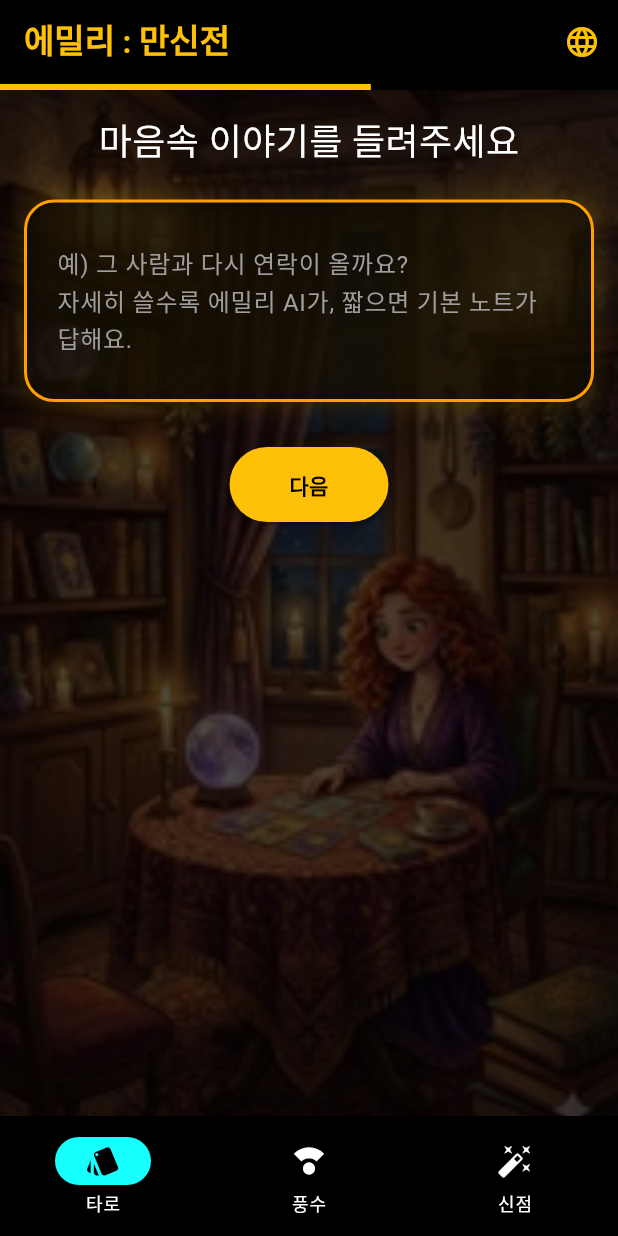
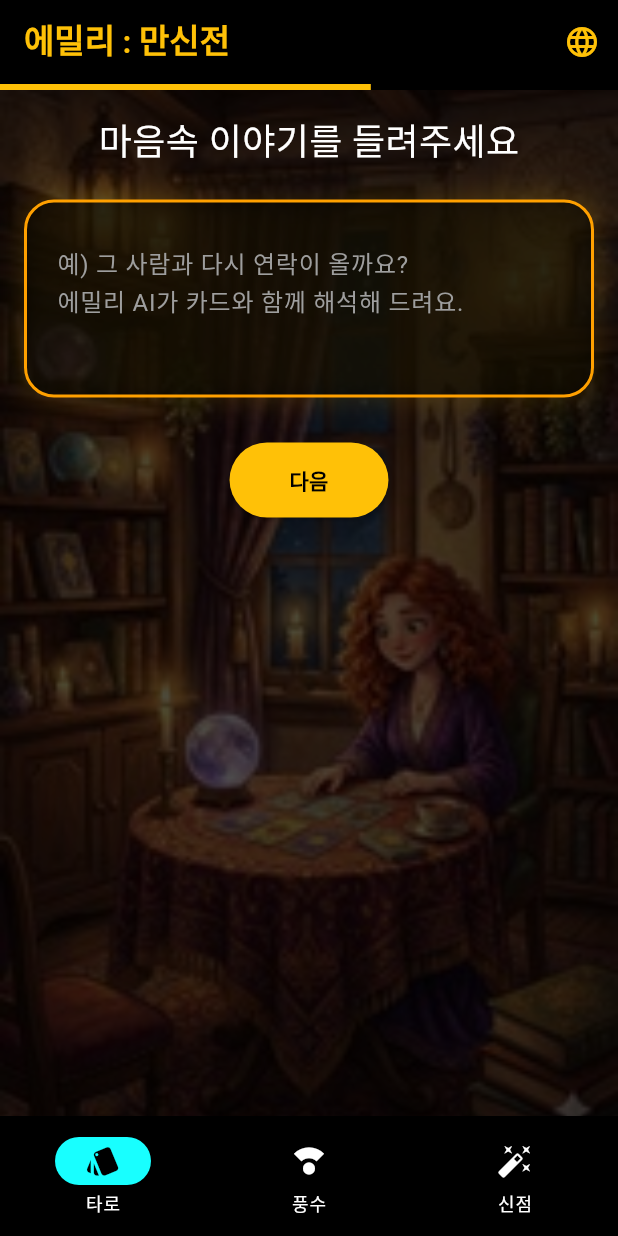
Before and after one commit to Benjamin5607/emily_pantheon, a Flutter app: the screen it shows after launch, after a tap on "만신전 들어가기", after a tap on "연애", after a tap on "1개월", on a phone screen of 412 x 824 dp. Run offline on Flutter 3.47's test engine with Material 3 defaults, Android fonts, the phone set to English and light mode, and no system bars; our stand-ins replace cached_network_image, flutter_animate, google_fonts, shared_preferences; missing offline and left inert: flutter_flip_card; network calls fail.

Commit message:
Fix AI tarot: default to AI routing, remove aggressive tier1 filters, show AI badge
Co-authored-by: Benjamin <Benjamin5607@users.noreply.github.com>

```diff
--- a/lib/l10n.dart
+++ b/lib/l10n.dart
@@ -113,11 +113,11 @@ class AppLocalizations {
     'label_query': { AppLanguage.korean: '마음속 이야기를 들려주세요', AppLanguage.english: 'Tell me your story', AppLanguage.chinese: '告诉我你的故事', AppLanguage.japanese: '心の中の話を聞かせて', AppLanguage.vietnamese: 'Kể cho tôi nghe' },
     'tarot_pick': { AppLanguage.korean: '마음이 이끄는 카드 3장', AppLanguage.english: 'Pick 3 cards that call to you', AppLanguage.chinese: '选3张吸引你的牌', AppLanguage.japanese: '心が惹かれるカード3枚', AppLanguage.vietnamese: 'Chọn 3 lá bạn cảm thấy' },
     'tarot_hint_query': {
-      AppLanguage.korean: '예) 그 사람과 다시 연락이 올까요?\n자세히 쓸수록 에밀리 AI가, 짧으면 기본 노트가 답해요.',
-      AppLanguage.english: 'e.g. Will they reach out again?\nDetailed = AI reading. Short = Basic Note.',
-      AppLanguage.chinese: '例）那个人会再联系我吗？\n详细=AI解读，简短=基础笔记。',
-      AppLanguage.japanese: '例）あの人から連絡は来る？\n詳しく=AI鑑定、短く=基本ノート。',
-      AppLanguage.vietnamese: 'VD: Người đó có liên lạc lại?\nChi tiết=AI, ngắn=Ghi chú cơ bản.',
+      AppLanguage.korean: '예) 그 사람과 다시 연락이 올까요?\n에밀리 AI가 카드와 함께 해석해 드려요.',
+      AppLanguage.english: 'e.g. Will they reach out again?\nEmily AI reads your cards with a full interpretation.',
+      AppLanguage.chinese: '例）那个人会再联系我吗？\n艾米丽AI将结合卡牌为您解读。',
+      AppLanguage.japanese: '例）あの人から連絡は来る？\nエミリーAIがカードと一緒に鑑定します。',
+      AppLanguage.vietnamese: 'VD: Người đó có liên lạc lại?\nEmily AI giải bài kèm lá bài cho bạn.',
     },
     'tarot_loading': {
       AppLanguage.korean: '카드가 속삭이고 있어요... 잠깐만요 ✨',
@@ -146,6 +146,27 @@ class AppLocalizations {
       AppLanguage.chinese: '无法加载数据。',
       AppLanguage.japanese: 'データを読み込めません。',
       AppLanguage.vietnamese: 'Không thể tải dữ liệu.',
+    },
+    'reading_badge_ai': {
+      AppLanguage.korean: '🤖 에밀리 AI 해석',
+      AppLanguage.english: '🤖 Emily AI Reading',
+      AppLanguage.chinese: '🤖 艾米丽AI解读',
+      AppLanguage.japanese: '🤖 エミリーAI鑑定',
+      AppLanguage.vietnamese: '🤖 Emily AI giải bài',
+    },
+    'reading_badge_basic': {
+      AppLanguage.korean: '📝 에밀리 기본 노트',
+      AppLanguage.english: '📝 Emily Basic Notes',
+      AppLanguage.chinese: '📝 艾米丽基础笔记',
+      AppLanguage.japanese: '📝 エミリーノート',
+      AppLanguage.vietnamese: '📝 Ghi chú cơ bản Emily',
+    },
+    'ai_fallback_notice': {
+      AppLanguage.korean: '⚠️ AI 연결에 실패해 기본 노트로 대체했어요. 잠시 후 다시 시도해 주세요.',
+      AppLanguage.english: '⚠️ AI connection failed — showing Basic Notes instead. Please try again shortly.',
+      AppLanguage.chinese: '⚠️ AI连接失败，已改用基础笔记。请稍后再试。',
+      AppLanguage.japanese: '⚠️ AI接続に失敗したため基本ノートを表示します。しばらくしてから再試行してください。',
+      AppLanguage.vietnamese: '⚠️ Kết nối AI thất bại — hiển thị Ghi chú cơ bản. Vui lòng thử lại sau.',
     },
 
     'topic_love': { AppLanguage.korean: '연애', AppLanguage.english: 'Love', AppLanguage.chinese: '爱情', AppLanguage.japanese: '恋愛', AppLanguage.vietnamese: 'Tình yêu' },
--- a/lib/routing_service.dart
+++ b/lib/routing_service.dart
@@ -4,51 +4,55 @@ import 'package:shared_preferences/shared_preferences.dart';
 import 'api_service.dart';
 import 'l10n.dart';
 
+class TarotConsultationResult {
+  final String text;
+  final bool isAi;
+  const TarotConsultationResult({required this.text, required this.isAi});
+}
+
 class RoutingService {
-  static const List<String> clicheKeywords = [
-    '구남친', '전남친', '재회', '연락',
-    '이직', '합격', '면접', '승진',
-    '돈', '로또', '대출', '투자',
-    'ex', 'boyfriend', 'lottery', 'job', 'money',
-  ];
-
-  static Future<String> getConsultation({
+  static Future<TarotConsultationResult> getConsultation({
     required List<String> cards,
     required String topic,
     required String query,
     required String lang,
     AppLanguage? appLang,
   }) async {
+    final resolvedLang = appLang ?? _langFromServerCode(lang);
     String cleanQuery = query.trim();
     print("🔍 [Router] 타로 분석 시작: '$cleanQuery'");
 
-    if (cleanQuery.length < 10) {
-      print("🚀 [Filter 1] 짧은 질문 -> Tier 1 (기본 해석)");
-      return await _getTier1BasicResponse(cards, topic, lang, appLang);
-    }
-
-    for (String keyword in clicheKeywords) {
-      if (cleanQuery.toLowerCase().contains(keyword.toLowerCase())) {
-        print("🚀 [Filter 2] 뻔한 키워드('$keyword') -> Tier 1 (기본 해석)");
-        return await _getTier1BasicResponse(cards, topic, lang, appLang);
-      }
+    // Only skip AI for empty/trivial input (1-2 chars)
+    if (cleanQuery.length < 3) {
+      print("🚀 [Filter] 질문이 너무 짧음 -> Tier 1 (기본 해석)");
+      return TarotConsultationResult(
+        text: await _getTier1BasicResponse(cards, topic, lang, appLang, includeHeader: true),
+        isAi: false,
+      );
     }
 
     String cacheKey = "tarot_${cleanQuery.replaceAll(' ', '')}_${cards.join()}";
     String? cached = await _checkCache(cacheKey);
     if (cached != null) {
-      print("🚀 [Filter 3] 캐시 적중 -> 저장된 답변 사용");
-      return cached;
+      print("🚀 [Cache] 저장된 AI 답변 재사용");
+      return TarotConsultationResult(text: cached, isAi: true);
     }
 
-    print("🔮 [Tier 2] AI 에밀리 소환!");
+    print("🔮 [AI] 에밀리 AI 소환!");
     try {
-      String result = await ApiService.readTarot(cards: cards, topic: topic, query: cleanQuery, lang: lang);
+      String result = await ApiService.readTarot(
+        cards: cards,
+        topic: topic,
+        query: cleanQuery,
+        lang: lang,
+      );
       await _saveToCache(cacheKey, result);
-      return result;
+      return TarotConsultationResult(text: result, isAi: true);
     } catch (e) {
-      print("⚠️ AI 호출 실패 -> 비상용 Tier 1 데이터 사용");
-      return await _getTier1BasicResponse(cards, topic, lang, appLang);
+      print("⚠️ AI 호출 실패: $e");
+      final notice = AppLocalizations.get('ai_fallback_notice', resolvedLang);
+      final fallback = await _getTier1BasicResponse(cards, topic, lang, appLang, includeHeader: true);
+      return TarotConsultationResult(text: "$notice\n\n$fallback", isAi: false);
     }
   }
 
@@ -56,15 +60,19 @@ class RoutingService {
     List<String> cards,
     String topic,
     String lang,
-    AppLanguage? appLang,
-  ) async {
+    AppLanguage? appLang, {
+    bool includeHeader = true,
+  }) async {
     try {
       final String jsonString = await rootBundle.loadString('assets/tier1_data.json');
       final Map<String, dynamic> data = jsonDecode(jsonString);
 
       final resolvedLang = appLang ?? _langFromServerCode(lang);
       StringBuffer result = StringBuffer();
-      result.writeln(AppLocalizations.get('tier1_header', resolvedLang));
+
+      if (includeHeader) {
+        result.writeln(AppLocalizations.get('tier1_header', resolvedLang));
+      }
 
       String key = appLang != null
           ? AppLocalizations.topicToTier1Key(topic, appLang)
--- a/lib/screens/tarot_screen.dart
+++ b/lib/screens/tarot_screen.dart
@@ -24,6 +24,7 @@ class _CyberTarotScreenState extends State<CyberTarotScreen> with TickerProvider
   final List<String> _selectedCards = [];
   final Map<String, FlipCardController> _flipControllers = {};
   bool _isLoading = false;
+  bool _isAiReading = false;
   String _result = '';
 
   final Map<String, String> _cardImageMap = {
@@ -61,7 +62,11 @@ class _CyberTarotScreenState extends State<CyberTarotScreen> with TickerProvider
   }
 
   Future<void> _loadDeck() async {
-    final deck = await ApiService.getTarotDeck();
+    var deck = await ApiService.getTarotDeck();
+    if (deck.isEmpty) {
+      deck = _cardImageMap.keys.map((name) => {'name': name}).toList();
+    }
+    if (!mounted) return;
     setState(() => _deck = deck);
   }
 
@@ -78,11 +83,14 @@ class _CyberTarotScreenState extends State<CyberTarotScreen> with TickerProvider
       );
       if (!mounted) return;
       setState(() {
-        _result = result;
+        _result = result.text;
+        _isAiReading = result.isAi;
         _step = 4;
       });
     } catch (e) {
-      ScaffoldMessenger.of(context).showSnackBar(SnackBar(content: Text("Error: $e")));
+      if (mounted) {
+        ScaffoldMessenger.of(context).showSnackBar(SnackBar(content: Text("Error: $e")));
+      }
     } finally {
       if (mounted) setState(() => _isLoading = false);
     }
@@ -304,7 +312,9 @@ class _CyberTarotScreenState extends State<CyberTarotScreen> with TickerProvider
             crossAxisAlignment: CrossAxisAlignment.start,
             children: [
               Text(
-                "${AppLocalizations.get('tarot_reading_title', widget.lang)}:",
+                _isAiReading
+                    ? AppLocalizations.get('reading_badge_ai', widget.lang)
+                    : AppLocalizations.get('reading_badge_basic', widget.lang),
                 style: const TextStyle(color: Colors.amber, fontSize: 18, fontWeight: FontWeight.bold),
               ),
               const SizedBox(height: 10),
@@ -315,7 +325,7 @@ class _CyberTarotScreenState extends State<CyberTarotScreen> with TickerProvider
         const SizedBox(height: 30),
         ElevatedButton.icon(
           onPressed: () {
-            setState(() { _step = 0; _selectedCards.clear(); _selectedTopic = ''; _queryController.clear(); _result = ''; _flipControllers.clear(); });
+            setState(() { _step = 0; _selectedCards.clear(); _selectedTopic = ''; _queryController.clear(); _result = ''; _isAiReading = false; _flipControllers.clear(); });
           },
           icon: const Icon(Icons.refresh, color: Colors.black),
           label: Text(AppLocalizations.get('btn_reset', widget.lang), style: const TextStyle(color: Colors.black, fontWeight: FontWeight.bold)),
```
Also changed, not shown: lib/api_service.dart (+12 -4 lines).
